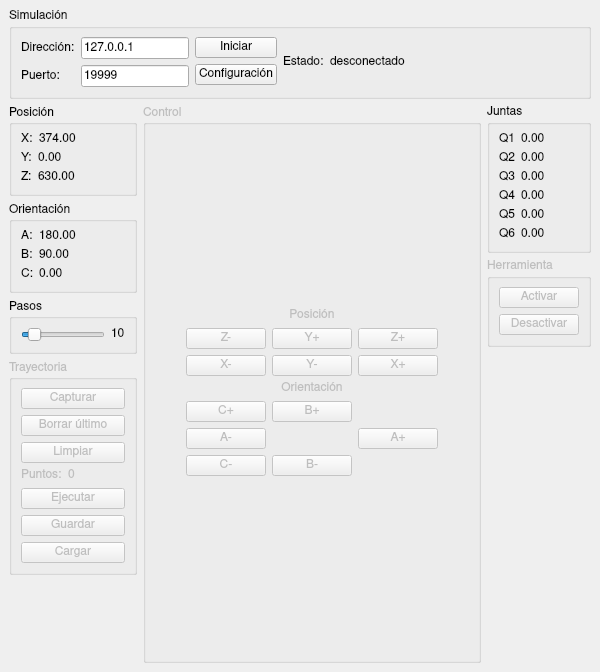
The window that ui_mainwindowabbpanel.ui (GabiAndi/UNER_Robotica) describes before a commit, drawn with Qt 5.
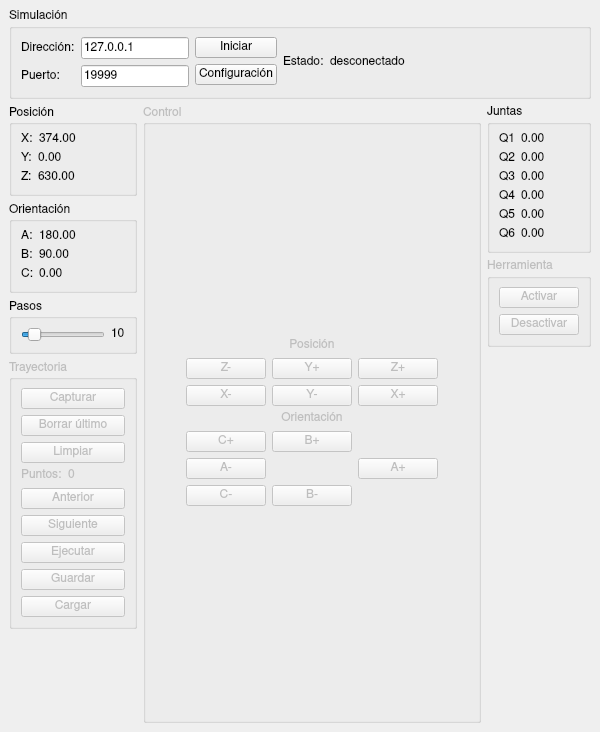
The same window after the commit.

```diff
--- a/ui_mainwindowabbpanel.ui
+++ b/ui_mainwindowabbpanel.ui
@@ -7,13 +7,13 @@
     <x>0</x>
     <y>0</y>
     <width>600</width>
-    <height>672</height>
+    <height>732</height>
    </rect>
   </property>
   <property name="minimumSize">
    <size>
     <width>600</width>
-    <height>672</height>
+    <height>732</height>
    </size>
   </property>
   <property name="font">
@@ -405,6 +405,20 @@
              </item>
             </layout>
            </item>
+           <item>
+            <widget class="QPushButton" name="pushButtonABBAnteriorTrayectoria">
+             <property name="text">
+              <string>Anterior</string>
+             </property>
+            </widget>
+           </item>
+           <item>
+            <widget class="QPushButton" name="pushButtonABBSiguienteTrayectoria">
+             <property name="text">
+              <string>Siguiente</string>
+             </property>
+            </widget>
+           </item>
            <item>
             <widget class="QPushButton" name="pushButtonABBEjecutarPuntos">
              <property name="text">
```
